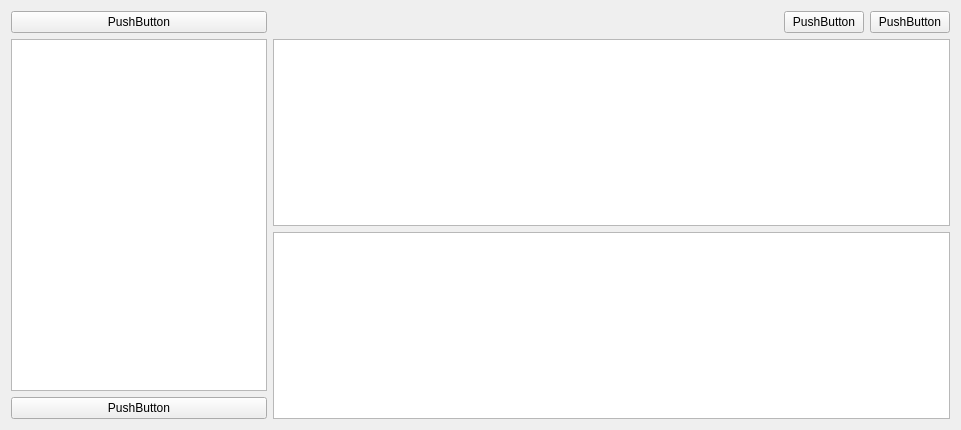
Before: the Qt Designer form ongletplaylist.ui in toopoormaghell/projet-musique, drawn with Qt 5.
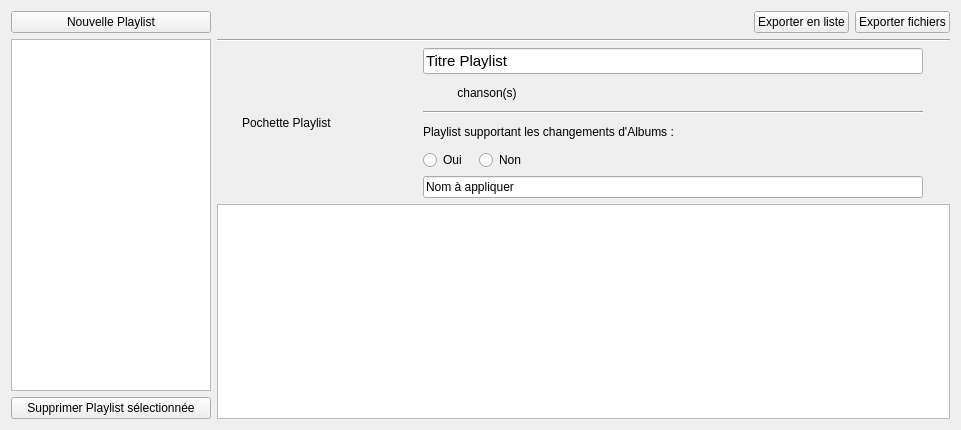
After: the same form once the commit is applied.

Diff of the .ui file:
```diff
--- a/ongletplaylist.ui
+++ b/ongletplaylist.ui
@@ -13,23 +13,36 @@
   <property name="windowTitle">
    <string>Form</string>
   </property>
-  <layout class="QHBoxLayout" name="horizontalLayout_2">
+  <layout class="QHBoxLayout" name="horizontalLayout_6">
    <item>
     <layout class="QVBoxLayout" name="verticalLayout">
      <item>
       <widget class="QPushButton" name="Ajouter">
        <property name="text">
-        <string>PushButton</string>
+        <string>Nouvelle Playlist</string>
        </property>
       </widget>
      </item>
-     <item alignment="Qt::AlignLeft">
-      <widget class="QListView" name="ListePlaylists"/>
+     <item>
+      <widget class="QListWidget" name="ListePlaylists">
+       <property name="maximumSize">
+        <size>
+         <width>200</width>
+         <height>16777215</height>
+        </size>
+       </property>
+       <property name="iconSize">
+        <size>
+         <width>50</width>
+         <height>50</height>
+        </size>
+       </property>
+      </widget>
      </item>
      <item>
       <widget class="QPushButton" name="Supprimer">
        <property name="text">
-        <string>PushButton</string>
+        <string>Supprimer Playlist sélectionnée</string>
        </property>
       </widget>
      </item>
@@ -55,24 +68,178 @@
        <item>
         <widget class="QPushButton" name="Exporter_M3U">
          <property name="text">
-          <string>PushButton</string>
+          <string>Exporter en liste</string>
          </property>
         </widget>
        </item>
        <item>
         <widget class="QPushButton" name="Exporter_Fichiers">
          <property name="text">
-          <string>PushButton</string>
+          <string>Exporter fichiers</string>
          </property>
         </widget>
        </item>
       </layout>
      </item>
-     <item alignment="Qt::AlignTop">
-      <widget class="QTableView" name="InfosPlaylist"/>
+     <item>
+      <widget class="Line" name="line_2">
+       <property name="font">
+        <font>
+         <pointsize>10</pointsize>
+         <weight>75</weight>
+         <bold>true</bold>
+        </font>
+       </property>
+       <property name="orientation">
+        <enum>Qt::Horizontal</enum>
+       </property>
+      </widget>
      </item>
      <item>
-      <widget class="QListView" name="Playlist"/>
+      <layout class="QHBoxLayout" name="horizontalLayout_2">
+       <item>
+        <widget class="QLabel" name="Pochette">
+         <property name="minimumSize">
+          <size>
+           <width>150</width>
+           <height>150</height>
+          </size>
+         </property>
+         <property name="maximumSize">
+          <size>
+           <width>150</width>
+           <height>150</height>
+          </size>
+         </property>
+         <property name="text">
+          <string>Pochette Playlist</string>
+         </property>
+        </widget>
+       </item>
+       <item>
+        <layout class="QVBoxLayout" name="verticalLayout_3">
+         <item>
+          <widget class="QLineEdit" name="TitrePlaylist">
+           <property name="maximumSize">
+            <size>
+             <width>500</width>
+             <height>16777215</height>
+            </size>
+           </property>
+           <property name="font">
+            <font>
+             <pointsize>11</pointsize>
+            </font>
+           </property>
+           <property name="text">
+            <string>Titre Playlist</string>
+           </property>
+          </widget>
+         </item>
+         <item>
+          <layout class="QHBoxLayout" name="horizontalLayout_4">
+           <item>
+            <widget class="QLabel" name="NombrePistes">
+             <property name="maximumSize">
+              <size>
+               <width>25</width>
+               <height>16777215</height>
+              </size>
+             </property>
+             <property name="font">
+              <font>
+               <pointsize>10</pointsize>
+               <weight>75</weight>
+               <bold>true</bold>
+              </font>
+             </property>
+             <property name="text">
+              <string/>
+             </property>
+            </widget>
+           </item>
+           <item>
+            <widget class="QLabel" name="AffichageChansons">
+             <property name="text">
+              <string> chanson(s)</string>
+             </property>
+            </widget>
+           </item>
+          </layout>
+         </item>
+         <item>
+          <widget class="Line" name="line">
+           <property name="orientation">
+            <enum>Qt::Horizontal</enum>
+           </property>
+          </widget>
+         </item>
+         <item>
+          <widget class="QLabel" name="label_4">
+           <property name="text">
+            <string>Playlist supportant les changements d'Albums :</string>
+           </property>
+          </widget>
+         </item>
+         <item>
+          <layout class="QHBoxLayout" name="horizontalLayout_3">
+           <item>
+            <widget class="QRadioButton" name="Oui">
+             <property name="maximumSize">
+              <size>
+               <width>50</width>
+               <height>16777215</height>
+              </size>
+             </property>
+             <property name="text">
+              <string>Oui</string>
+             </property>
+            </widget>
+           </item>
+           <item>
+            <widget class="QRadioButton" name="Non">
+             <property name="text">
+              <string>Non</string>
+             </property>
+            </widget>
+           </item>
+          </layout>
+         </item>
+         <item>
+          <widget class="QLineEdit" name="NomChange">
+           <property name="maximumSize">
+            <size>
+             <width>500</width>
+             <height>16777215</height>
+            </size>
+           </property>
+           <property name="text">
+            <string>Nom à appliquer</string>
+           </property>
+          </widget>
+         </item>
+         <item>
+          <layout class="QHBoxLayout" name="horizontalLayout_5"/>
+         </item>
+        </layout>
+       </item>
+      </layout>
+     </item>
+     <item>
+      <widget class="QListWidget" name="Playlist">
+       <property name="iconSize">
+        <size>
+         <width>100</width>
+         <height>100</height>
+        </size>
+       </property>
+       <property name="flow">
+        <enum>QListView::LeftToRight</enum>
+       </property>
+       <property name="viewMode">
+        <enum>QListView::IconMode</enum>
+       </property>
+      </widget>
      </item>
     </layout>
    </item>
```
